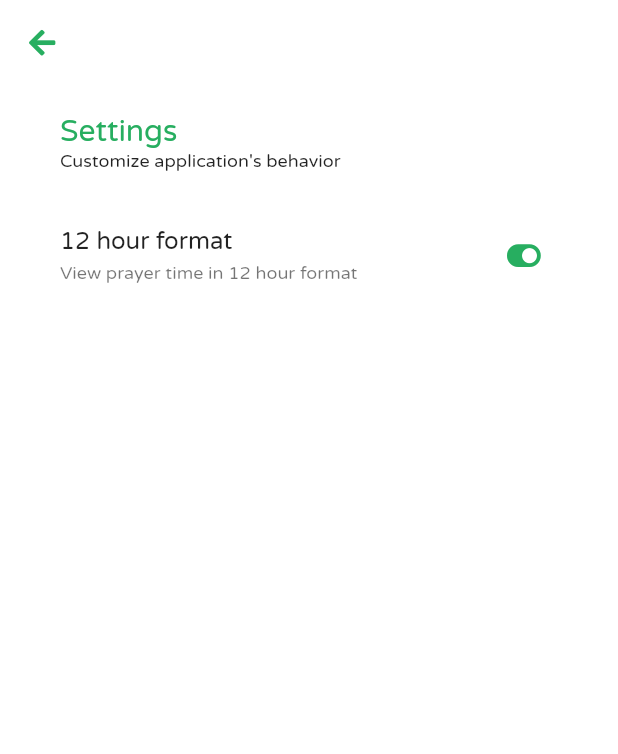
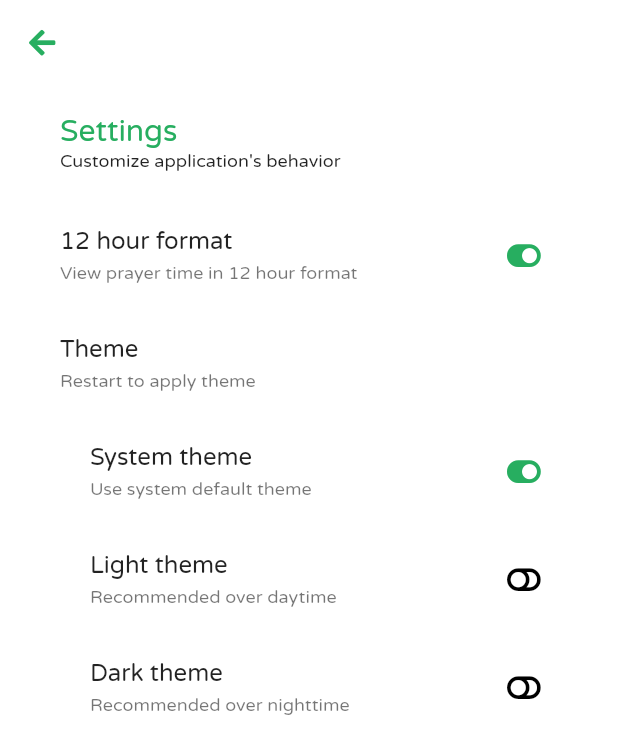
Before and after one commit to fionix-software/minaret, a Flutter app: the SettingsPage screen opened by its route, after a tap on an icon or button, on a phone screen of 412 x 824 dp. Shown: the top 754 px of the screen. Run offline on Flutter 3.47's test engine with Material 2 defaults, Android fonts, the phone set to English and light mode, and no system bars; our stand-ins replace bloc, equatable, flutter_bloc, font_awesome_flutter, package_info, shared_preferences and 1 more; accounts and stored records are empty; network calls fail.

Commit message:
Add settings for theme
User can now change theme manually in app settings.
Application restart is required to apply theme.

```diff
--- a/lib/logic/settings.dart
+++ b/lib/logic/settings.dart
@@ -2,11 +2,15 @@ import 'package:shared_preferences/shared_preferences.dart';
 
 enum SharedPreferenceEnum {
   SHARED_PREF_HOUR_FORMAT,
+  SHARED_PREF_THEME,
 }
 
 Map<SharedPreferenceEnum, String> sharedPreferenceEnumMap = {
   SharedPreferenceEnum.SHARED_PREF_HOUR_FORMAT: 'shared_pref_hour_format',
+  SharedPreferenceEnum.SHARED_PREF_THEME: 'shared_pref_theme',
 };
+
+/* Hour format */
 
 Future<bool> sharedPrefIs12HourFormat() async {
   final bool defaultVal = false;
@@ -19,3 +23,21 @@ Future<bool> sharedPrefSet12HourFormat(bool value) async {
   final SharedPreferences pref = await SharedPreferences.getInstance();
   return pref.setBool(sharedPreferenceEnumMap[SharedPreferenceEnum.SHARED_PREF_HOUR_FORMAT], value);
 }
+
+/* Theme */
+
+const int THEME_SYSTEM = 0;
+const int THEME_LIGHT = 1;
+const int THEME_DARK = 2;
+
+Future<int> sharedPrefGetTheme() async {
+  final int defaultVal = THEME_SYSTEM;
+  final SharedPreferences pref = await SharedPreferences.getInstance();
+  int val = pref.getInt(sharedPreferenceEnumMap[SharedPreferenceEnum.SHARED_PREF_THEME]);
+  return (val != null ? val : defaultVal);
+}
+
+Future<bool> sharedPrefSetTheme(int value) async {
+  final SharedPreferences pref = await SharedPreferences.getInstance();
+  return pref.setInt(sharedPreferenceEnumMap[SharedPreferenceEnum.SHARED_PREF_THEME], value);
+}
--- a/lib/main.dart
+++ b/lib/main.dart
@@ -2,20 +2,24 @@ import 'package:flutter/material.dart';
 
 import 'package:minaret/about.dart';
 import 'package:minaret/home.dart';
+import 'package:minaret/logic/settings.dart';
 import 'package:minaret/settings.dart';
+import 'package:minaret/theme/default.dart';
 import 'package:minaret/zone.dart';
-import 'package:minaret/theme/default.dart';
 
 void main() => runApp(MainApp());
 
 class MainApp extends StatelessWidget {
   @override
   Widget build(BuildContext context) {
+    return FutureBuilder<int>(
+      future: sharedPrefGetTheme(),
+      builder: (BuildContext context, AsyncSnapshot<int> snapshot) {
         return MaterialApp(
           debugShowCheckedModeBanner: false,
           title: 'Minaret',
-      theme: DefaultThemeData.light,
-      darkTheme: DefaultThemeData.dark,
+          theme: (snapshot.hasData && snapshot.data == THEME_DARK) ? DefaultThemeData.dark : DefaultThemeData.light,
+          darkTheme: (snapshot.hasData && snapshot.data == THEME_LIGHT) ? DefaultThemeData.light : DefaultThemeData.dark,
           initialRoute: '/home',
           routes: {
             '/home': (_) => HomePage(),
@@ -24,5 +28,7 @@ class MainApp extends StatelessWidget {
             '/settings': (_) => SettingsPage(),
           },
         );
+      },
+    );
   }
 }
--- a/lib/settings.dart
+++ b/lib/settings.dart
@@ -3,6 +3,7 @@ import 'package:minaret/widget/appbar.dart';
 import 'package:minaret/widget/scaffold.dart';
 import 'package:minaret/widget/separator.dart';
 import 'package:minaret/widget/settings/hour_format.dart';
+import 'package:minaret/widget/settings/theme.dart';
 import 'package:minaret/widget/title.dart';
 
 class SettingsPage extends StatelessWidget {
@@ -31,7 +32,8 @@ class SettingsPage extends StatelessWidget {
     return Expanded(
       child: ListView(
         children: <Widget>[
-          SettingHourFormat()
+          SettingsHourFormat(),
+          SettingsTheme()
         ],
       ),
     );
--- a/lib/widget/settings/hour_format.dart
+++ b/lib/widget/settings/hour_format.dart
@@ -2,12 +2,12 @@ import 'package:flutter/material.dart';
 import 'package:font_awesome_flutter/font_awesome_flutter.dart';
 import 'package:minaret/logic/settings.dart';
 
-class SettingHourFormat extends StatefulWidget {
+class SettingsHourFormat extends StatefulWidget {
   @override
-  _SettingHourFormatState createState() => _SettingHourFormatState();
+  _SettingsHourFormatState createState() => _SettingsHourFormatState();
 }
 
-class _SettingHourFormatState extends State<SettingHourFormat> {
+class _SettingsHourFormatState extends State<SettingsHourFormat> {
   @override
   Widget build(BuildContext context) {
     return ListTile(
--- /dev/null
+++ b/lib/widget/settings/theme.dart
@@ -0,0 +1,60 @@
+import 'package:flutter/material.dart';
+import 'package:font_awesome_flutter/font_awesome_flutter.dart';
+import 'package:minaret/logic/settings.dart';
+
+class SettingsTheme extends StatefulWidget {
+  @override
+  _SettingsThemeState createState() => _SettingsThemeState();
+}
+
+class _SettingsThemeState extends State<SettingsTheme> {
+  @override
+  Widget build(BuildContext context) {
+    return Column(
+      children: <Widget>[
+        // parent
+        ListTile(
+          title: Text('Theme'),
+          subtitle: Text('Restart to apply theme'),
+          contentPadding: EdgeInsets.zero,
+        ),
+        // child
+        childSettings('System theme', 'Use system default theme', THEME_SYSTEM),
+        childSettings('Light theme', 'Recommended over daytime', THEME_LIGHT),
+        childSettings('Dark theme', 'Recommended over nighttime', THEME_DARK),
+      ],
+    );
+  }
+
+  Widget childSettings(String title, String subtitile, int themeSettings) {
+    return ListTile(
+      title: Text(title),
+      subtitle: Text(subtitile),
+      trailing: IconButton(
+        padding: EdgeInsets.all(5.0),
+        icon: FutureBuilder<int>(
+          future: sharedPrefGetTheme(),
+          builder: (BuildContext context, AsyncSnapshot<int> snapshot) {
+            if (snapshot.hasData && snapshot.data == themeSettings) {
+              return Icon(
+                FontAwesomeIcons.toggleOn,
+                color: Theme.of(context).primaryColor,
+              );
+            }
+            return Icon(
+              FontAwesomeIcons.toggleOff,
+              color: Theme.of(context).iconTheme.color,
+            );
+          },
+        ),
+        onPressed: () async {
+          await sharedPrefSetTheme(themeSettings);
+          setState(() {});
+        },
+      ),
+      contentPadding: EdgeInsets.only(
+        left: 20,
+      ),
+    );
+  }
+}
```
Lines whose indentation alone changed are shown as unchanged.
